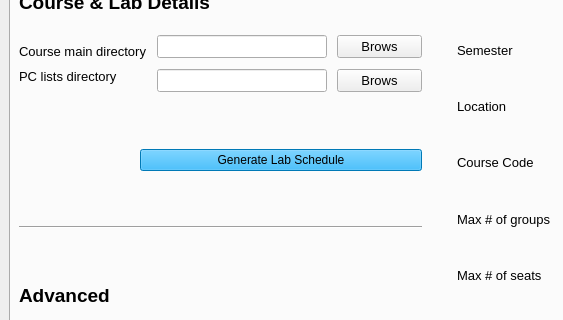
The window that assets/YorkULabSeating_new.ui (tdgskinner/yorku-phys-lab-seating) describes before a commit, drawn with Qt 5; both pictures show x 0 to 563 and y 82 to 402 of the 873 by 566 pixel window.
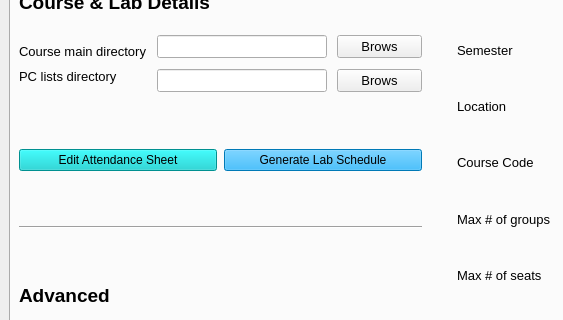
The same window after the commit. The open tabs and pages were chosen to show the change.

The edit to the form file:
```diff
--- a/assets/YorkULabSeating_new.ui
+++ b/assets/YorkULabSeating_new.ui
@@ -622,25 +622,19 @@
           </layout>
          </item>
          <item>
-          <layout class="QHBoxLayout" name="horizontalLayout_11" stretch="3,7">
+          <layout class="QHBoxLayout" name="horizontalLayout_11" stretch="0,0">
            <property name="spacing">
             <number>7</number>
            </property>
            <item>
-            <spacer name="horizontalSpacer_5">
-             <property name="orientation">
-              <enum>Qt::Horizontal</enum>
+            <widget class="QPushButton" name="pushButton_attEdit">
+             <property name="styleSheet">
+              <string notr="true">background-color: rgb(0, 202, 202);</string>
              </property>
-             <property name="sizeType">
-              <enum>QSizePolicy::Preferred</enum>
+             <property name="text">
+              <string>Edit Attendance Sheet</string>
              </property>
-             <property name="sizeHint" stdset="0">
-              <size>
-               <width>150</width>
-               <height>20</height>
-              </size>
-             </property>
-            </spacer>
+            </widget>
            </item>
            <item>
             <widget class="QPushButton" name="pushButton_labScheduler">
```
Left out of the diff: 4 changed lines with no effect on the pictures.
